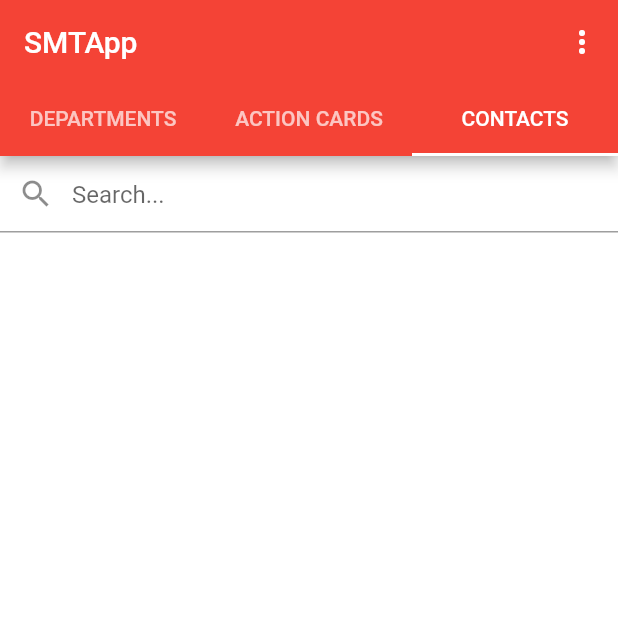
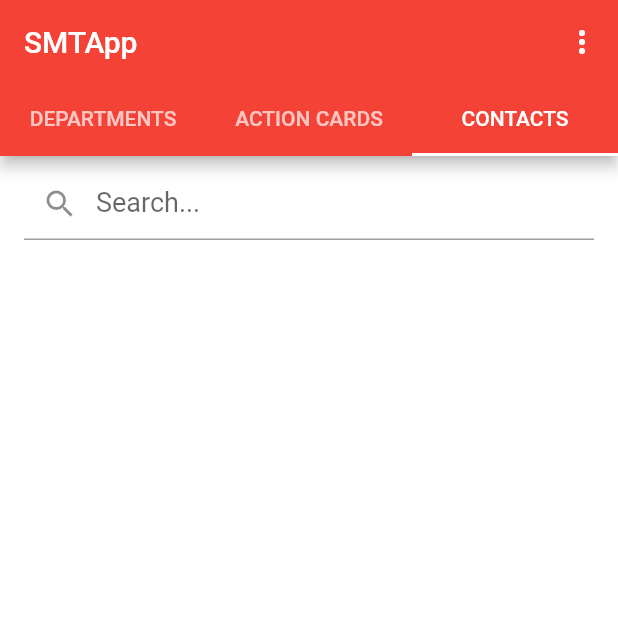
Before and after one commit to SnakeyHips/SMTApp, a Flutter app: the screen it shows after launch, tab 3 chosen, on a phone screen of 412 x 824 dp, the top half of it. Run offline on Flutter 3.47's test engine with Material 2 defaults, Android fonts, the light colour scheme and no system bars; statements that could not run were skipped.

Commit message:
Update contacts_page.dart

```diff
--- a/lib/widgets/contacts_page.dart
+++ b/lib/widgets/contacts_page.dart
@@ -35,14 +35,16 @@ class ContactsPageState extends State<ContactsPage> {
         child: new Column(
           crossAxisAlignment: CrossAxisAlignment.stretch,
           children: <Widget>[
-            new TextField(
-              decoration: InputDecoration(
-                contentPadding: const EdgeInsets.all(16.0),
-                prefixIcon: new Icon(Icons.search),
-                hintText: "Search...",
-              ),
-              controller: controller,
-            ),
+            new Padding(
+                padding: new EdgeInsets.only(top: 8.0, left: 16.0, right: 16.0),
+                child: new TextField(
+                  style: new TextStyle(fontSize: 18.0, color: Colors.black),
+                  decoration: InputDecoration(
+                    prefixIcon: new Icon(Icons.search),
+                    hintText: "Search...",
+                  ),
+                  controller: controller,
+                )),
             new Expanded(
               child: new Padding(
                   padding: new EdgeInsets.only(top: 8.0),
```
